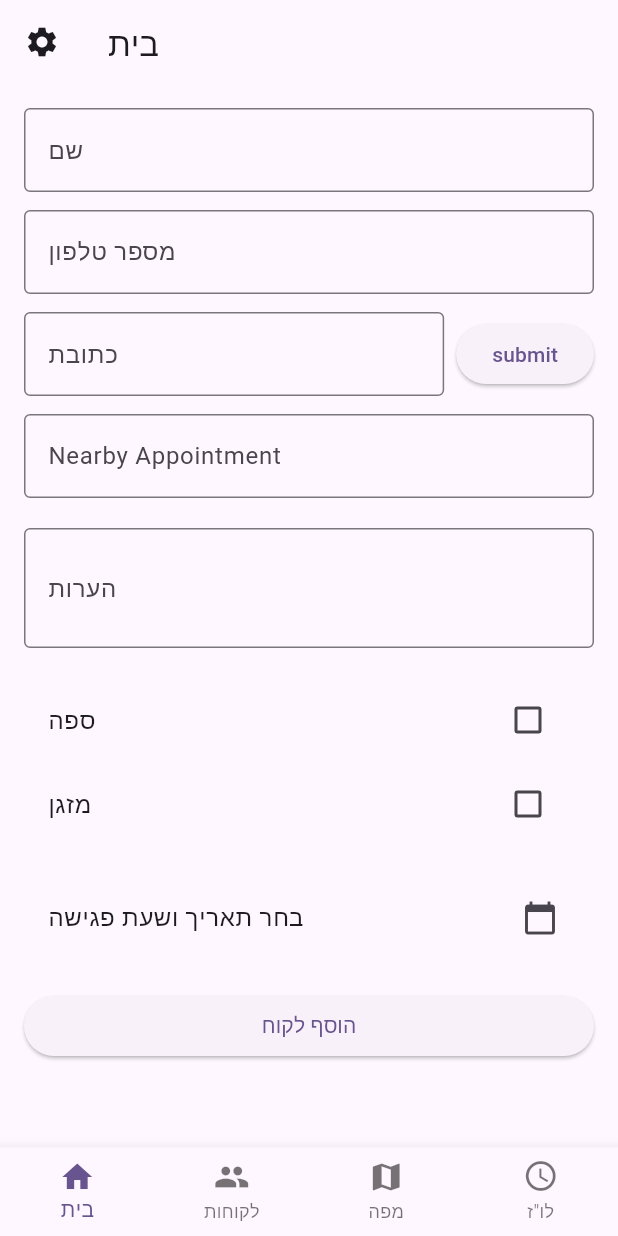
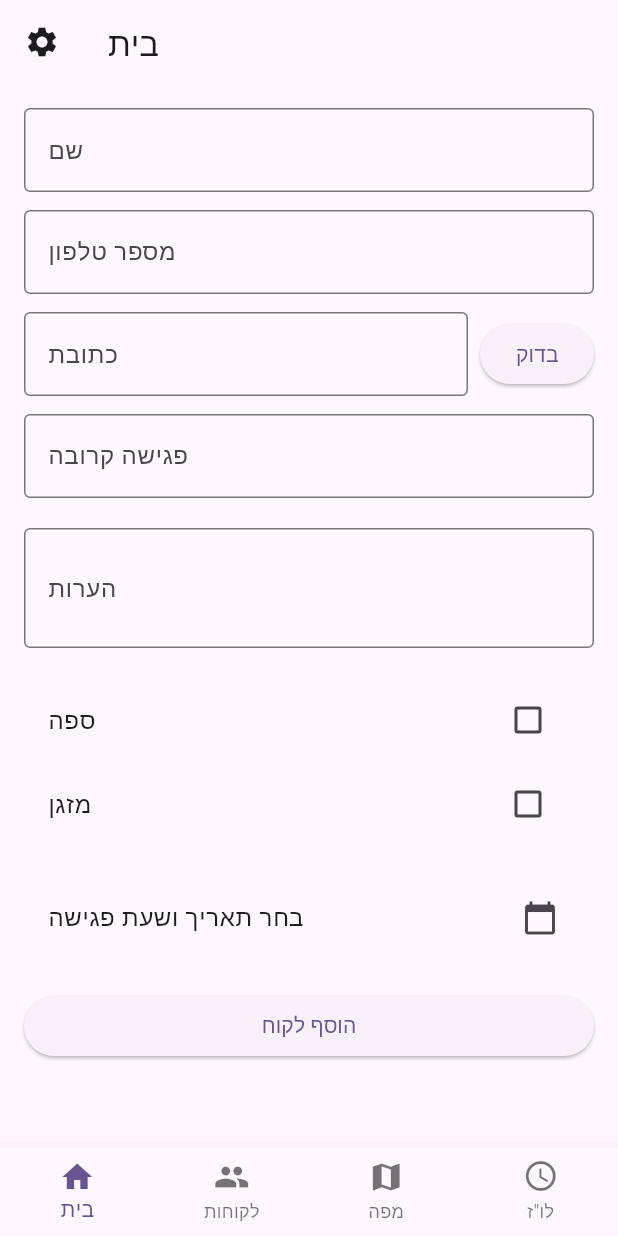
Before and after one commit to amit1339/noamapp, a Flutter app: the MyHomePage screen opened directly, on a phone screen of 412 x 824 dp. Run offline on Flutter 3.47's test engine with Material 3 defaults, Android fonts, the phone set to English and light mode, and no system bars; our stand-ins replace cloud_firestore, firebase_auth, firebase_core, google_maps_flutter, table_calendar; accounts and stored records are empty.

Commit message:
after bugfix

```diff
--- a/lib/home_page.dart
+++ b/lib/home_page.dart
@@ -2,13 +2,13 @@ import 'dart:math';
 import 'package:flutter/material.dart';
 import 'package:cloud_firestore/cloud_firestore.dart';
 import 'package:intl/intl.dart';
-import 'package:google_maps_flutter/google_maps_flutter.dart'; // For LatLng
+import 'package:google_maps_flutter/google_maps_flutter.dart';
 import 'customer.dart';
 import 'translations.dart';
 import 'package:http/http.dart' as http;
 import 'dart:convert';
 
-// Add this helper function to calculate distance between two coordinates (Haversine formula)
+//  (Haversine formula)
 double calculateDistanceKm(LatLng a, LatLng b) {
   const earthRadius = 6371.0;
   final dLat = (b.latitude - a.latitude) * pi / 180.0;
@@ -261,7 +261,7 @@ class _CustomerFormState extends State<CustomerForm> {
                             _isCheckingProximity = false;
                           });
                         },
-                  child: Text(Translations.text('submit')),
+                  child: Text(Translations.text('check')),
                 ),
               ],
             ),
@@ -269,7 +269,7 @@ class _CustomerFormState extends State<CustomerForm> {
             TextFormField(
               readOnly: true,
               decoration: InputDecoration(
-                labelText: Translations.text('Nearby Appointment'),
+                labelText: Translations.text('nearby_appointment'),
                 border: const OutlineInputBorder(),
               ),
               controller: TextEditingController(text: _proximityResult),
--- a/lib/translations.dart
+++ b/lib/translations.dart
@@ -47,6 +47,8 @@ class Translations {
       'archive': 'Archive',
       'no_customers': 'No customers',
       'payment_in_bit': 'Payment in Bit',
+      'nearby_appointment': 'Nearby Appointment',
+      'check': 'Check',
     },
     'he': {
       'settings': 'הגדרות',
@@ -93,6 +95,8 @@ class Translations {
       'archive': 'ארכיון',
       'no_customers': 'אין לקוחות',
       'payment_in_bit': 'תשלום בביט',
+      'nearby_appointment': 'פגישה קרובה',
+      'check': 'בדוק',
     },
   };
 
```
Also changed, not shown: lib/customers_page.dart (+15 -3 lines).
